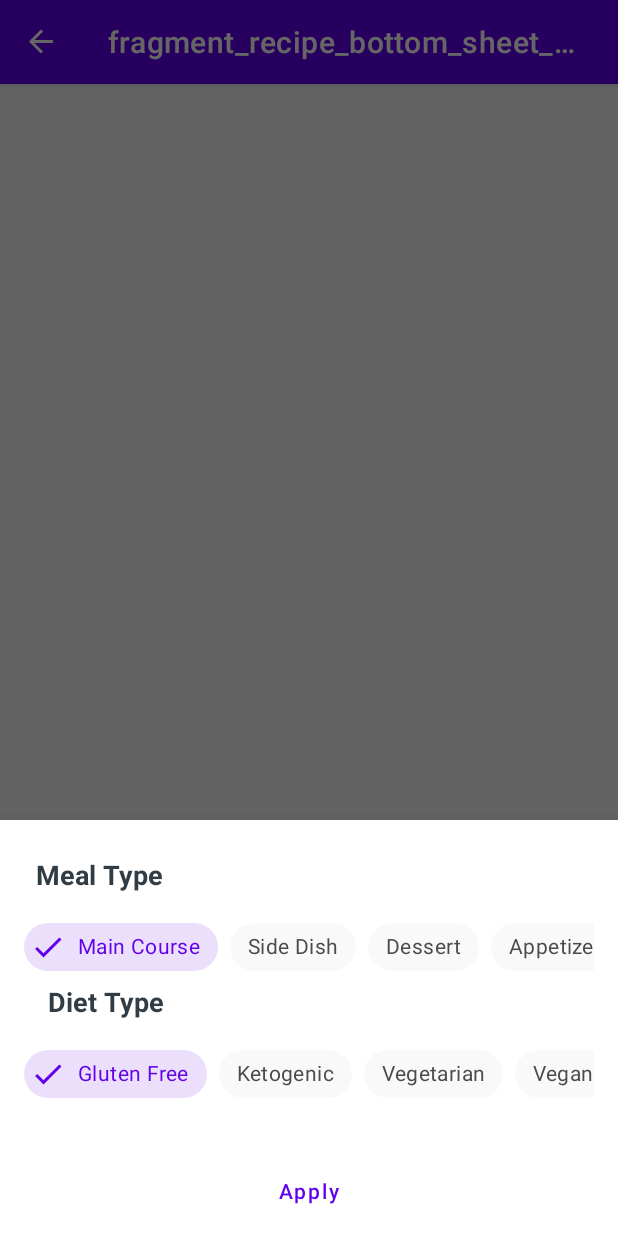
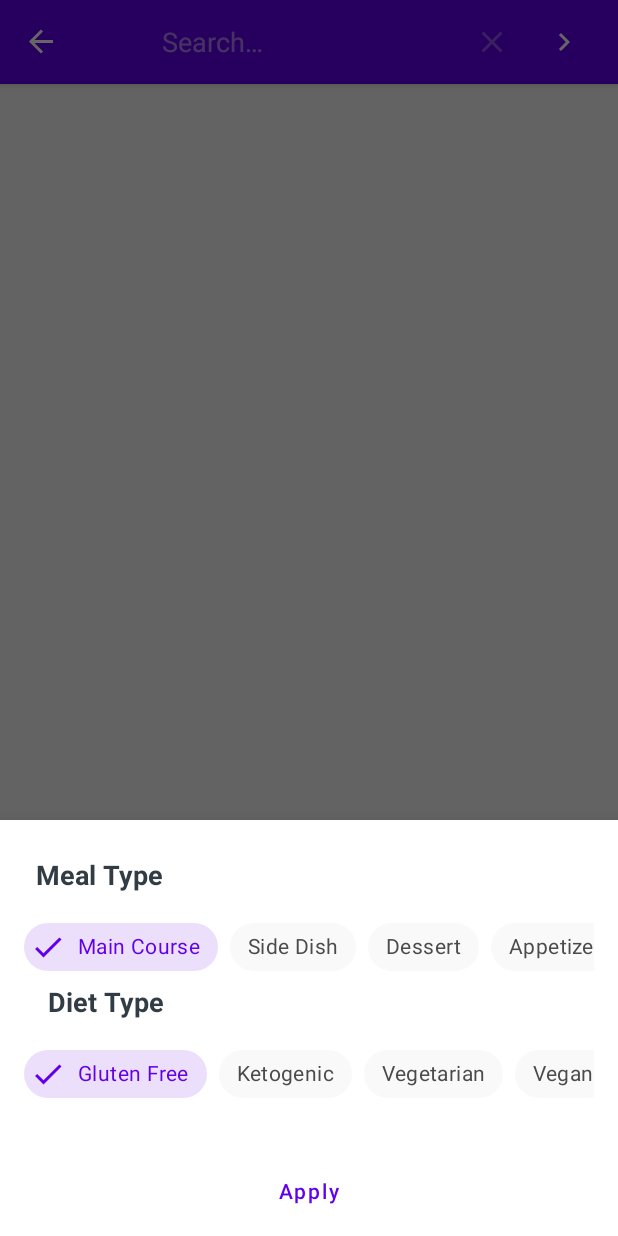
Before and after one commit to fadzlitown/resipikini_mvvm, an Android app: the screen it shows after launch (MainActivity), after a tap on an icon or button, on a phone screen of 412 x 824 dp. Run offline under Robolectric (Android 15) with nearby library versions, the phone set to English and light mode, and no system bars; our stand-ins replace Dagger/Hilt's generated code, Room's generated code, Shimmer, data binding, navigation-ui; libraries missing offline, so code that uses them is left out: androidx.hilt.lifecycle; plain views replace ShimmerRecyclerView; Roboto replaces fonts that are not available here; 7 statements that could not run were skipped; 1 other tap on this screen came first.

Commit message:
- Added searchRecipe api & searchResponse livedata in viewmodel - Added headers query search - Added search in optionmenu, added SearchView callback & searchRecipeAPI in RecipeFragment.kt

```diff
--- a/app/src/main/java/com/inovasiti/makankini/RecipeFragment.kt
+++ b/app/src/main/java/com/inovasiti/makankini/RecipeFragment.kt
@@ -2,17 +2,15 @@ package com.inovasiti.makankini
 
 import android.os.Bundle
 import android.util.Log
-import android.view.LayoutInflater
-import android.view.View
-import android.view.ViewGroup
+import android.view.*
 import android.widget.Toast
+import androidx.appcompat.widget.SearchView
 import androidx.fragment.app.Fragment
 import androidx.lifecycle.ViewModelProvider
 import androidx.lifecycle.lifecycleScope
 import androidx.navigation.fragment.findNavController
 import androidx.navigation.fragment.navArgs
 import androidx.recyclerview.widget.LinearLayoutManager
-import com.inovasiti.makankini.MainViewModel
 import com.inovasiti.makankini.databinding.FragmentRecipeBinding
 import com.inovasiti.makankini.util.Constants.Companion.DEFAULT_DIET_TYPE
 import com.inovasiti.makankini.util.Constants.Companion.DEFAULT_MEAL_TYPE
@@ -28,7 +26,7 @@ import kotlinx.coroutines.launch
  * create an instance of this fragment.
  */
 @AndroidEntryPoint
-class RecipeFragment : Fragment() {
+class RecipeFragment : Fragment(), SearchView.OnQueryTextListener {
 
     // RecipeFragmentArgs will be auto-generated if we add the action arguments inside the NAVIGATION XML
     private val args by navArgs<RecipeFragmentArgs>()
@@ -58,6 +56,7 @@ class RecipeFragment : Fragment() {
         binding.lifecycleOwner = this
         binding.viewModelLayout = viewModel
 
+        setHasOptionsMenu(true)
         setupRV()
         readDatabase()
         binding.recipeFab.setOnClickListener {
@@ -114,6 +113,28 @@ class RecipeFragment : Fragment() {
                 }
             }
         })
+    }
+
+    private fun searchRecipeAPI(searchQuery: String) {
+        binding.recyclerview.showShimmer()
+        viewModel.searchRecipes(recipesViewModel.applySearchQuery(searchQuery))
+        viewModel.searchRecipesResponseLiveData.observe(viewLifecycleOwner, { response ->
+            when (response) {
+                is NetworkResult.Success -> {
+                    hideShimmerEffect()
+                    val recipe = response.data
+                    recipe?.let { mAdapter.setRecipe(recipe) }
+                }
+                is NetworkResult.Error -> {
+                    hideShimmerEffect()
+                    readLocalData()
+                    Toast.makeText(requireContext(), response.message.toString(), Toast.LENGTH_SHORT).show()
+                }
+                is NetworkResult.Loading -> {
+                    binding.recyclerview.showShimmer()
+                }
+            }
+        })
 
     }
 
@@ -131,8 +152,28 @@ class RecipeFragment : Fragment() {
         binding.recyclerview.hideShimmer()
     }
 
+    override fun onCreateOptionsMenu(menu: Menu, inflater: MenuInflater) {
+        inflater.inflate(R.menu.recipes_menu, menu)
+        val search = menu.findItem(R.id.menu_search)
+        val searchView = search.actionView as? SearchView
+        searchView?.isSubmitButtonEnabled = true
+        searchView?.setOnQueryTextListener(this)
+    }
+
+    override fun onQueryTextSubmit(query: String?): Boolean {
+        if (query != null) {
+            searchRecipeAPI(query)
+        }
+        return true
+    }
+
+    override fun onQueryTextChange(p0: String?): Boolean {
+        return true
+    }
+
     override fun onDestroy() {
         super.onDestroy()
         _binding = null // avoid memory leak
     }
+
 }
--- a/app/src/main/java/com/inovasiti/makankini/data/RemoteDataSource.kt
+++ b/app/src/main/java/com/inovasiti/makankini/data/RemoteDataSource.kt
@@ -3,6 +3,7 @@ package com.inovasiti.makankini.data
 import com.inovasiti.makankini.data.network.ApiService
 import com.inovasiti.makankini.model.FoodRecipe
 import retrofit2.Response
+import retrofit2.http.QueryMap
 import javax.inject.Inject
 
 class RemoteDataSource @Inject constructor(
@@ -12,4 +13,8 @@ class RemoteDataSource @Inject constructor(
     suspend fun getRecipes(queries: Map<String,String>) : Response<FoodRecipe> {
         return apiService.getRecipes(queries)
     }
+
+    suspend fun searchRecipe(searchQueryMap: Map<String,String>): Response<FoodRecipe>{
+        return apiService.searchRecipe(searchQueryMap)
+    }
 }
--- a/app/src/main/java/com/inovasiti/makankini/data/network/ApiService.kt
+++ b/app/src/main/java/com/inovasiti/makankini/data/network/ApiService.kt
@@ -10,4 +10,7 @@ interface ApiService {
     @GET("/recipes/complexSearch")
     suspend fun getRecipes(@QueryMap queries: Map<String, String>) : Response<FoodRecipe>
 
+    @GET("/recipes/complexSearch")
+    suspend fun searchRecipe(@QueryMap searchQueryMap: Map<String,String>) : Response<FoodRecipe>
+
 }
--- a/app/src/main/java/com/inovasiti/makankini/util/Constants.kt
+++ b/app/src/main/java/com/inovasiti/makankini/util/Constants.kt
@@ -8,6 +8,7 @@ class Constants {
         const val API_KEY = "dc22caa0bba14dd3a1324e77ba400209"
 
         // API Query Keys
+        const val QUERY_SEARCH = "query"
         const val QUERY_NUMBER = "number"
         const val QUERY_API_KEY = "apiKey"
         const val QUERY_TYPE = "type"
--- /dev/null
+++ b/app/src/main/res/drawable/ic_search.xml
@@ -0,0 +1,5 @@
+<vector android:height="24dp" android:tint="#FFFFFF"
+    android:viewportHeight="24" android:viewportWidth="24"
+    android:width="24dp" xmlns:android="http://schemas.android.com/apk/res/android">
+    <path android:fillColor="@android:color/white" android:pathData="M15.5,14h-0.79l-0.28,-0.27C15.41,12.59 16,11.11 16,9.5 16,5.91 13.09,3 9.5,3S3,5.91 3,9.5 5.91,16 9.5,16c1.61,0 3.09,-0.59 4.23,-1.57l0.27,0.28v0.79l5,4.99L20.49,19l-4.99,-5zM9.5,14C7.01,14 5,11.99 5,9.5S7.01,5 9.5,5 14,7.01 14,9.5 11.99,14 9.5,14z"/>
+</vector>
--- /dev/null
+++ b/app/src/main/res/menu/recipes_menu.xml
@@ -0,0 +1,13 @@
+<?xml version="1.0" encoding="utf-8"?>
+<menu xmlns:android="http://schemas.android.com/apk/res/android"
+    xmlns:app="http://schemas.android.com/apk/res-auto"
+    xmlns:tools="http://schemas.android.com/tools">
+    <item
+        android:id="@+id/menu_search"
+        android:icon="@drawable/ic_search"
+        android:iconTint="@color/white"
+        android:title="@string/search"
+        app:actionViewClass="androidx.appcompat.widget.SearchView"
+        app:showAsAction="ifRoom"
+        tools:targetApi="o" />
+</menu>
--- a/app/src/main/res/values/strings.xml
+++ b/app/src/main/res/values/strings.xml
@@ -34,4 +34,5 @@
     <string name="whole30">Whole30</string>
     <string name="diet_type">Diet Type</string>
     <string name="apply">Apply</string>
+    <string name="search">Search</string>
 </resources>
```
Also changed, not shown: app/src/main/java/com/inovasiti/makankini/MainViewModel.kt (+23 -0 lines), app/src/main/java/com/inovasiti/makankini/RecipeViewModel.kt (+12 -0 lines).
